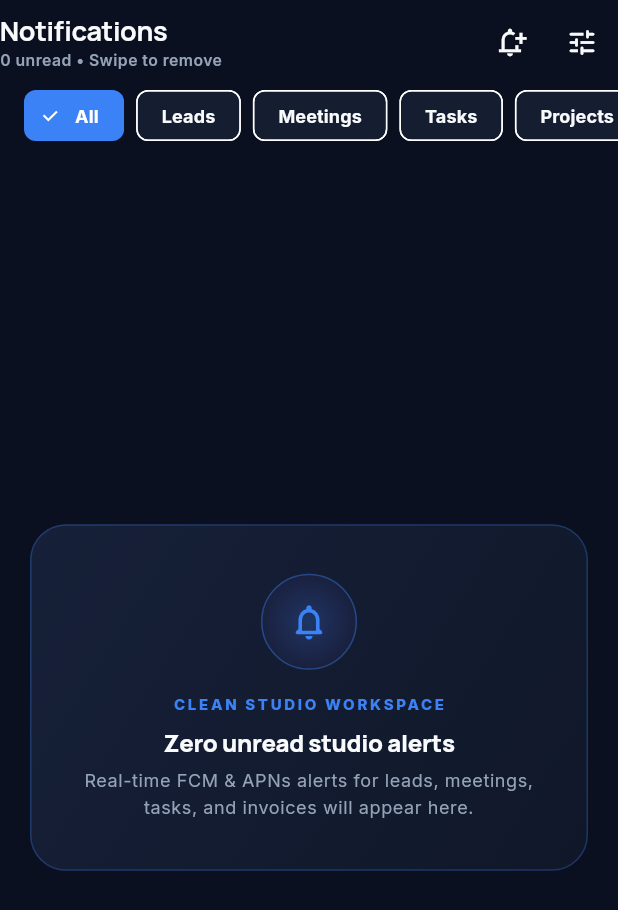
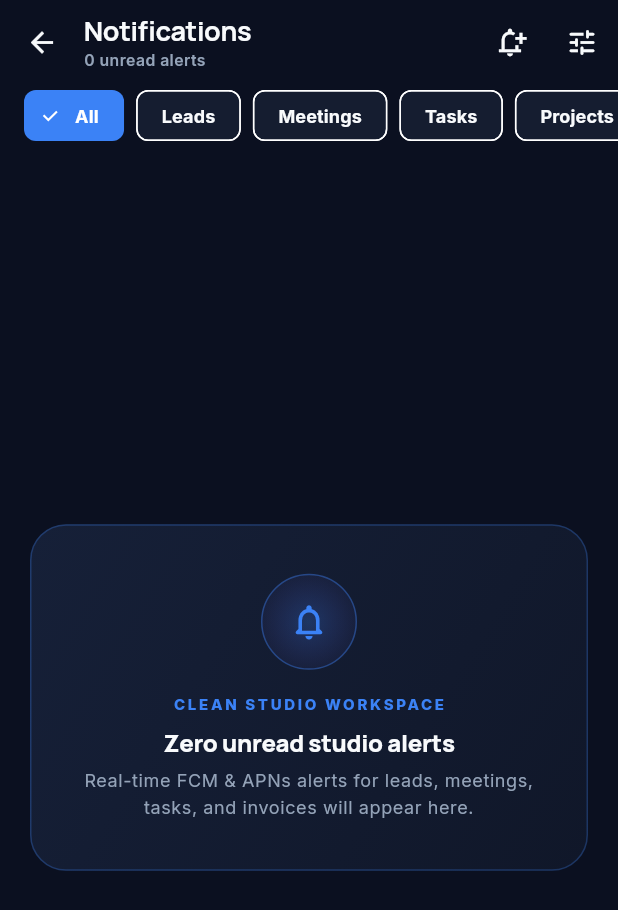
Before and after one commit to HimonBhuyan/BHCS_APP, a Flutter app: the NotificationCentreScreen screen opened by its route, on a phone screen of 412 x 824 dp. Shown: the top 910 px of the screen. Run offline on Flutter 3.47's test engine with Material 3 defaults, Android fonts, the phone set to English and light mode, and no system bars; our stand-ins replace cloud_firestore, firebase_core, firebase_messaging, fl_chart, flutter_local_notifications, flutter_riverpod and 4 more; accounts and stored records are empty.

Commit message:
fix(nav,notifications): add Clear all button and Back navigation from notifications

```diff
--- a/mobile_app/lib/core/widgets/bh_widgets.dart
+++ b/mobile_app/lib/core/widgets/bh_widgets.dart
@@ -1,4 +1,5 @@
 import 'package:flutter/material.dart';
+import 'package:go_router/go_router.dart';
 import '../theme/app_colors.dart';
 
 /// Official Blue Hour Creative Studios Logo Emblem Widget
@@ -904,3 +905,34 @@ class BhSectionHeader extends StatelessWidget {
     );
   }
 }
+
+/// Always-available Back button for secondary screens (falls back to [fallbackRoute]
+/// when opened directly from an OS push notification or cold deep link).
+class BhSmartBackButton extends StatelessWidget {
+  final String fallbackRoute;
+
+  const BhSmartBackButton({
+    super.key,
+    this.fallbackRoute = '/home',
+  });
+
+  @override
+  Widget build(BuildContext context) {
+    return IconButton(
+      tooltip: 'Back',
+      icon: const BackButtonIcon(),
+      onPressed: () {
+        final router = GoRouter.maybeOf(context);
+        if (router != null) {
+          if (router.canPop()) {
+            router.pop();
+          } else {
+            router.go(fallbackRoute);
+          }
+          return;
+        }
+        Navigator.maybePop(context);
+      },
+    );
+  }
+}
--- a/mobile_app/lib/features/finance/finance_and_clients_screen.dart
+++ b/mobile_app/lib/features/finance/finance_and_clients_screen.dart
@@ -399,6 +399,7 @@ class _FinanceAndProposalsScreenState
 
     return Scaffold(
       appBar: AppBar(
+        leading: const BhSmartBackButton(),
         title: const Text('Finance, Invoices & Proposals (INR)'),
         bottom: TabBar(
           controller: _tabController,
@@ -934,6 +935,7 @@ class ClientsScreen extends ConsumerWidget {
 
     return Scaffold(
       appBar: AppBar(
+        leading: const BhSmartBackButton(),
         title: Column(
           crossAxisAlignment: CrossAxisAlignment.start,
           children: [
--- a/mobile_app/lib/features/notifications/notification_centre_screen.dart
+++ b/mobile_app/lib/features/notifications/notification_centre_screen.dart
@@ -287,6 +287,7 @@ class _NotificationCentreScreenState
 
     return Scaffold(
       appBar: AppBar(
+        leading: const BhSmartBackButton(),
         titleSpacing: 0,
         title: Column(
           crossAxisAlignment: CrossAxisAlignment.start,
@@ -296,7 +297,7 @@ class _NotificationCentreScreenState
               overflow: TextOverflow.ellipsis,
             ),
             Text(
-              '${state.unreadNotificationCount} unread • Swipe to remove',
+              '${state.unreadNotificationCount} unread alerts',
               style: textTheme.labelSmall,
               overflow: TextOverflow.ellipsis,
             ),
@@ -313,12 +314,6 @@ class _NotificationCentreScreenState
               tooltip: 'Mark all read',
               onPressed: notifier.markAllNotificationsRead,
               icon: const Icon(Icons.done_all_rounded),
-            ),
-          if (filtered.isNotEmpty)
-            IconButton(
-              tooltip: 'Clear all notifications',
-              onPressed: () => _confirmClearAll(notifier),
-              icon: const Icon(Icons.delete_sweep_outlined),
             ),
           IconButton(
             tooltip: 'Notification Preferences',
@@ -354,7 +349,46 @@ class _NotificationCentreScreenState
               },
             ),
           ),
-          const SizedBox(height: 8),
+          if (filtered.isNotEmpty)
+            Padding(
+              padding: const EdgeInsets.fromLTRB(16, 4, 12, 4),
+              child: Row(
+                children: [
+                  Expanded(
+                    child: Text(
+                      '${filtered.length} alert${filtered.length == 1 ? '' : 's'} • Swipe any card to remove',
+                      style: textTheme.labelSmall,
+                      overflow: TextOverflow.ellipsis,
+                    ),
+                  ),
+                  TextButton.icon(
+                    onPressed: () => _confirmClearAll(notifier),
+                    icon: const Icon(
+                      Icons.clear_all_rounded,
+                      size: 16,
+                      color: AppColors.error,
+                    ),
+                    label: const Text(
+                      'Clear all',
+                      style: TextStyle(
+                        fontSize: 12.5,
+                        fontWeight: FontWeight.w700,
+                        color: AppColors.error,
+                      ),
+                    ),
+                    style: TextButton.styleFrom(
+                      visualDensity: VisualDensity.compact,
+                      padding: const EdgeInsets.symmetric(
+                        horizontal: 10,
+                        vertical: 4,
+                      ),
+                    ),
+                  ),
+                ],
+              ),
+            )
+          else
+            const SizedBox(height: 8),
 
           Expanded(
             child: filtered.isEmpty
--- a/mobile_app/lib/features/projects/projects_screen.dart
+++ b/mobile_app/lib/features/projects/projects_screen.dart
@@ -767,6 +767,7 @@ class _TasksBoardScreenState extends ConsumerState<TasksBoardScreen> {
 
     return Scaffold(
       appBar: AppBar(
+        leading: const BhSmartBackButton(),
         title: const Text('Dedicated Task Management'),
       ),
       floatingActionButton: FloatingActionButton.extended(
```
Also changed, not shown: mobile_app/lib/core/services/notification_service.dart (+12 -1 lines), mobile_app/lib/features/calendar/meeting_calendar_screen.dart (+16 -4 lines), 1 other file.
